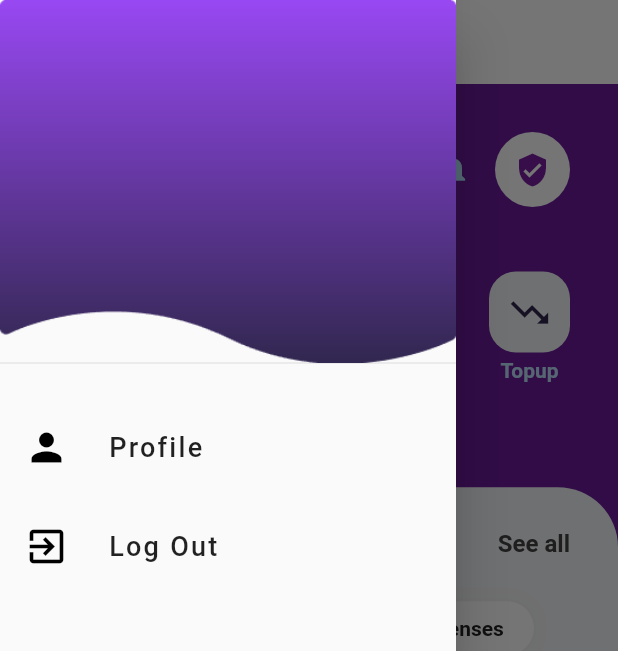
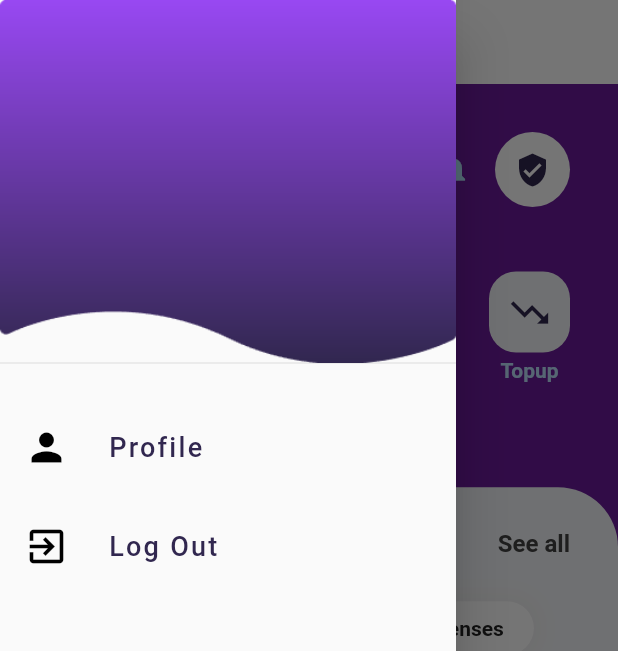
Before and after one commit to ashwinikumar01/Eazy-Pay, a Flutter app: the screen it shows after launch, with the side drawer open, on a phone screen of 412 x 824 dp. Shown: the top 651 px of the screen. Run offline on Flutter 3.47's test engine with Material 2 defaults, Android fonts, the phone set to English and light mode, and no system bars; our stand-ins replace intl_phone_number_input, simple_animations; missing offline and left inert: pin_entry_text_field.

```diff
--- a/eazy_pay/lib/main.dart
+++ b/eazy_pay/lib/main.dart
@@ -13,6 +13,7 @@ class MyApp extends StatelessWidget {
   @override
   Widget build(BuildContext context) {
     return MaterialApp(
+      debugShowCheckedModeBanner: false,
       title: 'Flutter Demo',
       theme: ThemeData(
         primarySwatch: Colors.purple,
--- a/eazy_pay/lib/screens/home_screen.dart
+++ b/eazy_pay/lib/screens/home_screen.dart
@@ -1,6 +1,9 @@
+import 'dart:isolate';
+
 import 'package:eazy_pay/widgets/app_drawer.dart';
 import 'package:eazy_pay/widgets/constants.dart';
 import 'package:flutter/material.dart';
+import 'package:eazy_pay/Screens/send_screen.dart';
 
 class HomeScreen extends StatelessWidget {
   @override
@@ -52,6 +55,7 @@ class HomeScreen extends StatelessWidget {
                                 child: ClipOval(
                                     child: Icon(
                                   Icons.verified_user,
+                                  color: Color.fromRGBO(49, 39, 79, 1),
                                 )),
                               )
                             ],
@@ -72,14 +76,21 @@ class HomeScreen extends StatelessWidget {
                     Row(
                       mainAxisAlignment: MainAxisAlignment.spaceBetween,
                       children: <Widget>[
-                        Container(
+                        FlatButton(
+                          onPressed: () {
+                            Navigator.push(
+                                context,
+                                MaterialPageRoute(
+                                    builder: (context) => Send()));
+                          },
+                          child: Container(
                             child: Column(
                               children: <Widget>[
                                 Container(
                                   decoration: BoxDecoration(
                                       color: Color.fromRGBO(243, 245, 248, 1),
-                                    borderRadius:
-                                        BorderRadius.all(Radius.circular(18))),
+                                      borderRadius: BorderRadius.all(
+                                          Radius.circular(18))),
                                   child: Icon(
                                     Icons.date_range,
                                     color: Color.fromRGBO(49, 39, 79, 1),
@@ -98,6 +109,7 @@ class HomeScreen extends StatelessWidget {
                                       color: Colors.blue[100]),
                                 ),
                               ],
+                            ),
                           ),
                         ),
                         Container(
@@ -335,7 +347,7 @@ class HomeScreen extends StatelessWidget {
                                               Radius.circular(18))),
                                       child: Icon(
                                         Icons.date_range,
-                                        color: Colors.lightBlue[900],
+                                        color: Color.fromRGBO(49, 39, 79, 1),
                                       ),
                                       padding: EdgeInsets.all(12),
                                     ),
@@ -432,7 +444,7 @@ class HomeScreen extends StatelessWidget {
                                               Radius.circular(18))),
                                       child: Icon(
                                         Icons.directions_car,
-                                        color: Colors.lightBlue[900],
+                                        color: Color.fromRGBO(49, 39, 79, 1),
                                       ),
                                       padding: EdgeInsets.all(12),
                                     ),
--- a/eazy_pay/lib/widgets/app_drawer.dart
+++ b/eazy_pay/lib/widgets/app_drawer.dart
@@ -53,6 +53,7 @@ class AppDrawer extends StatelessWidget {
             title: Text("Profile",
                 style: TextStyle(
                   fontSize: 18.0,
+                  color: Color.fromRGBO(49, 39, 79, 1),
                   letterSpacing: 1.5,
                 )),
             leading: Icon(Icons.person, color: Colors.black, size: 30.0),
@@ -67,6 +68,7 @@ class AppDrawer extends StatelessWidget {
             },
             title: Text("Log Out",
                 style: TextStyle(
+                  color: Color.fromRGBO(49, 39, 79, 1),
                   fontSize: 18.0,
                   letterSpacing: 1.5,
                 )),
```
Also changed, not shown: eazy_pay/lib/Screens/send_screen.dart (added, +84 -0 lines). Lines whose indentation alone changed are shown as unchanged.
